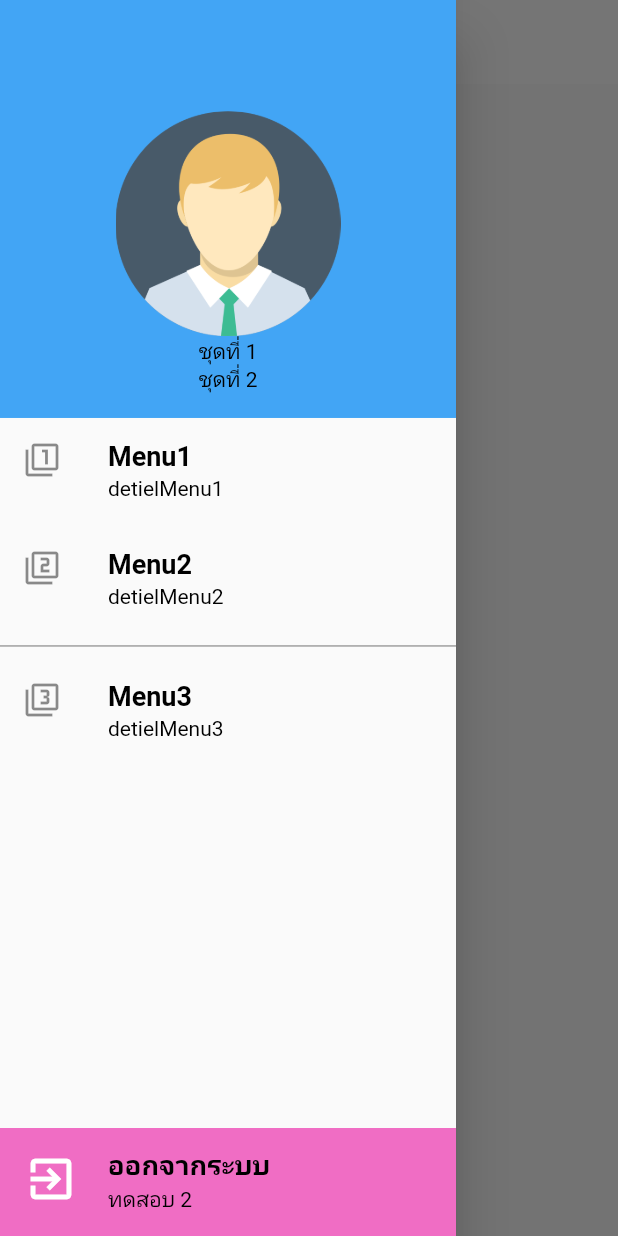
After one commit to Tiwachu/FNCD, a Flutter app: the MainMobileUser screen opened by its route, with the side drawer open, on a phone screen of 412 x 824 dp. The commit adds this screen. Run offline on Flutter 3.47's test engine with Material 2 defaults, Android fonts, the phone set to English and light mode, and no system bars; our stand-ins replace firebase_auth, firebase_core, geolocator, google_maps_flutter, image_picker, shared_preferences; accounts and stored records are empty.

Commit message:
edit_drawer

```diff
--- /dev/null
+++ b/lib/bodys/show_body_1.dart
@@ -0,0 +1,15 @@
+import 'package:flutter/material.dart';
+
+class ShowBody_1 extends StatefulWidget {
+  const ShowBody_1({super.key});
+
+  @override
+  State<ShowBody_1> createState() => _ShowBody_1State();
+}
+
+class _ShowBody_1State extends State<ShowBody_1> {
+  @override
+  Widget build(BuildContext context) {
+    return const Scaffold(body: Text('ShowBody_1'),);
+  }
+}
--- /dev/null
+++ b/lib/bodys/show_body_2.dart
@@ -0,0 +1,15 @@
+import 'package:flutter/material.dart';
+
+class ShowBody_2 extends StatefulWidget {
+  const ShowBody_2({super.key});
+
+  @override
+  State<ShowBody_2> createState() => _ShowBody_2State();
+}
+
+class _ShowBody_2State extends State<ShowBody_2> {
+  @override
+  Widget build(BuildContext context) {
+    return const Scaffold(body: Text('ShowBody_2'),);
+  }
+}
--- /dev/null
+++ b/lib/bodys/show_body_3.dart
@@ -0,0 +1,15 @@
+import 'package:flutter/material.dart';
+
+class ShowBody_3 extends StatefulWidget {
+  const ShowBody_3({super.key});
+
+  @override
+  State<ShowBody_3> createState() => _ShowBody_3State();
+}
+
+class _ShowBody_3State extends State<ShowBody_3> {
+  @override
+  Widget build(BuildContext context) {
+    return const Scaffold(body: Text('ShowBody_3'),);
+  }
+}
--- /dev/null
+++ b/lib/router.dart
@@ -0,0 +1,11 @@
+import 'package:flutter/material.dart';
+import 'package:notim/states/authen.dart';
+import 'package:notim/states/create_new_account.dart';
+import 'package:notim/states/main_mobile_user.dart';
+
+final Map<String, WidgetBuilder> map = {
+  '/authen':(BuildContext context) => Authen(),
+  '/createnewaccount' : (BuildContext context) => CreateNewAccount(),
+  '/MainMobileUser' :(BuildContext context) => MainMobileUser(),
+
+};
--- /dev/null
+++ b/lib/states/main_mobile_user.dart
@@ -0,0 +1,189 @@
+import 'dart:io';
+import 'package:flutter/material.dart';
+import 'package:notim/bodys/show_body_1.dart';
+import 'package:notim/bodys/show_body_2.dart';
+import 'package:notim/bodys/show_body_3.dart';
+import 'package:notim/utility/my_constant.dart';
+import 'package:notim/widgets/My_Singout.dart';
+import 'package:notim/widgets/show_icon_buttom.dart';
+import 'package:notim/widgets/show_image.dart';
+import 'package:notim/widgets/show_text.dart';
+
+class MainMobileUser extends StatefulWidget {
+  const MainMobileUser({super.key});
+
+  @override
+  State<MainMobileUser> createState() => _MainMobileUserState();
+}
+
+class _MainMobileUserState extends State<MainMobileUser> {
+  File? file;
+  List<Widget> widgets = [ShowBody_1(), ShowBody_2(), ShowBody_3()];
+  int indexWeget = 0;
+
+  @override
+  Widget build(BuildContext context) {
+    return Scaffold(
+      backgroundColor: Colors.white,
+      appBar: AppBar(
+        actions: [],
+        centerTitle: true,
+        title: Showtext(
+          text: 'MainUser',
+          textStyle: MyConstant().h2Style(),
+        ),
+      ),
+      drawer: Drawer(
+        child: Stack(
+          children: [
+            MySingOut(),
+            Column(
+              crossAxisAlignment: CrossAxisAlignment.start,
+              children: [
+                //ShowDrawerHeader1(),
+                BuildDrawerHeader(context),
+                menuShow1('Menu1', 'detielMenu1'),
+                menuShow2('Menu2', 'detielMenu2'),
+                const Divider(
+                  color: Colors.black54,
+                ),
+                menuShow3('Menu3', 'detielMenu3'),
+              ],
+            )
+          ],
+        ),
+      ),
+      body: widgets[indexWeget],
+    );
+  }
+
+  Widget BuildDrawerHeader(BuildContext context) => Container(
+        color: Colors.blue.shade400,
+        padding: EdgeInsets.only(
+            top: MediaQuery.of(context).size.height * 0.09,
+            bottom: MediaQuery.of(context).size.height * 0.02),
+        child: Column(
+          children: [
+            file == null
+                ? ClipOval(
+                    child: Image.asset('images/avata.png',width: MediaQuery.of(context).size.width * 1,height: 150,),
+                  )
+                : CircleAvatar(
+                    radius: 52.0,
+                    backgroundImage: FileImage(file!),
+                  ),
+            Showtext(
+              text: 'ชุดที่ 1',
+              textStyle: MyConstant().h3Style(),
+            ),
+            Showtext(
+              text: 'ชุดที่ 2',
+              textStyle: MyConstant().h3Style(),
+            ),
+          ],
+        ),
+      );
+
+  UserAccountsDrawerHeader ShowDrawerHeader1() {
+    return UserAccountsDrawerHeader(
+      accountName: Text('data'),
+      accountEmail: Text('data'),
+      currentAccountPicture: CircleAvatar(
+        child: ClipOval(
+          child: Image.asset(
+            'images/avata.png',
+            width: 90,
+            height: 90,
+            fit: BoxFit.cover,
+          ),
+        ),
+      ),
+
+      // decoration: const BoxDecoration(
+      //   image: DecorationImage(
+      //     image: NetworkImage(
+      //       'https://picpost.postjung.com/175972.html#pic4',
+      //     ),fit: BoxFit.cover
+      //   ),
+      // ),
+    );
+  }
+
+  ListTile menuShow1(String stringTitle, String stringSubtitle) {
+    return ListTile(
+      onTap: () {
+        print('object==>1');
+        setState(() {
+          indexWeget = 0;
+          Navigator.pop(context);
+        });
+      },
+      leading: Icon(Icons.filter_1),
+      title: Showtext(
+        text: stringTitle,
+        textStyle: MyConstant().h2Style(),
+      ),
+      subtitle: Showtext(
+        text: stringSubtitle,
+        textStyle: MyConstant().h3Style(),
+      ),
+    );
+  }
+
+  ListTile menuShow2(String stringTitle, String stringSubtitle) {
+    return ListTile(
+      onTap: () {
+        print('object==>2');
+        setState(() {
+          indexWeget = 1;
+          Navigator.pop(context);
+          //Navigator.of(context).push(MaterialPageRoute(builder: (context) => ShowBody_2()));
+        });
+      },
+      leading: Icon(Icons.filter_2),
+      title: Showtext(
+        text: stringTitle,
+        textStyle: MyConstant().h2Style(),
+      ),
+      subtitle: Showtext(
+        text: stringSubtitle,
+        textStyle: MyConstant().h3Style(),
+      ),
+    );
+  }
+
+  ListTile menuShow3(String stringTitle, String stringSubtitle) {
+    return ListTile(
+      onTap: () {
+        print('object==>3');
+        setState(() {
+          indexWeget = 2;
+          Navigator.pop(context);
+        });
+      },
+      leading: Icon(Icons.filter_3),
+      title: Showtext(
+        text: stringTitle,
+        textStyle: MyConstant().h2Style(),
+      ),
+      subtitle: Showtext(
+        text: stringSubtitle,
+        textStyle: MyConstant().h3Style(),
+      ),
+    );
+  }
+
+  Padding ShowPict() {
+    return Padding(
+      padding: const EdgeInsets.all(80.0),
+      child: file == null
+          ? ShowImage(
+              path: 'images/avata.png',
+            )
+          : CircleAvatar(
+              radius: 60.0,
+              backgroundImage: FileImage(file!),
+            ),
+    );
+  }
+}
--- a/lib/utility/my_constant.dart
+++ b/lib/utility/my_constant.dart
@@ -1,10 +1,19 @@
 import 'package:flutter/material.dart';
 
 class MyConstant {
+// Genernal
+ static String appName = 'TiwaTestApp';
+
+
 //field
   static Color dart = Colors.black;
   static Color active = const Color.fromARGB(255, 177, 3, 61);
   static Color bgcolor = Color.fromARGB(255, 154, 239, 158);
+
+// Route
+  static String routeAuthen = '/Authen';
+  static String routeCreateNewAccount = '/CreateNewAccount';
+  static String routeMainMobileUser = 'MainMobileUser';
 
 //method
 
@@ -65,4 +74,7 @@ class MyConstant {
       fontWeight: FontWeight.normal,
     );
   }
+
+  @override
+  String toString() => 'MyConstant(appName: $appName)';
 }
--- a/lib/utility/my_dialog.dart
+++ b/lib/utility/my_dialog.dart
@@ -1,5 +1,6 @@
 import 'package:flutter/material.dart';
 import 'package:notim/utility/my_constant.dart';
+import 'package:notim/widgets/show_buttom.dart';
 import 'package:notim/widgets/show_image.dart';
 import 'package:notim/widgets/show_text.dart';
 import 'package:notim/widgets/show_text_buttom.dart';
@@ -15,6 +16,8 @@ class Mydialog {
     required String subTitle,
     Function()? pressFunc,
     String? lable,
+    Function()? pressFunc2,
+    String? label2,
   }) {
     showDialog(
       context: context,
@@ -31,6 +34,9 @@ class Mydialog {
           subtitle: Showtext(text: subTitle),
         ),
         actions: [
+          label2 == null
+              ? const SizedBox()
+              : ShowTextButtom(label: label2, pressFunction: pressFunc2!),
           ShowTextButtom(
             label: lable ?? 'OK',
             pressFunction: pressFunc ??
--- /dev/null
+++ b/lib/widgets/My_Singout.dart
@@ -0,0 +1,40 @@
+
+
+import 'package:flutter/material.dart';
+import 'package:notim/states/authen.dart';
+import 'package:notim/utility/my_constant.dart';
+import 'package:notim/widgets/show_text.dart';
+import 'package:notim/router.dart';
+
+class MySingOut extends StatelessWidget {
+  const MySingOut({super.key});
+
+  @override
+  Widget build(BuildContext context) {
+    return Column(
+      mainAxisAlignment: MainAxisAlignment.end,
+      children: [
+        ListTile(
+          onTap: () {
+            Navigator.push(
+                context,
+                MaterialPageRoute(
+                  builder: (context) => const Authen(),
+                ));
+          },
+          leading: Icon(
+            Icons.exit_to_app,
+            color: Colors.white,
+            size: 36,
+          ),
+          title: Showtext(
+            text: 'ออกจากระบบ',
+            textStyle: MyConstant().h2Style(),
+          ),
+          subtitle: Showtext(text: 'ทดสอบ 2',textStyle: MyConstant().h3Style(),),
+          tileColor: Color.fromARGB(255, 240, 109, 196),
+        ),
+      ],
+    );
+  }
+}
--- a/pubspec.yaml
+++ b/pubspec.yaml
@@ -38,6 +38,10 @@ dependencies:
   cupertino_icons: ^1.0.2
   geolocator: ^9.0.1
   google_maps_flutter: ^2.1.12
+  image_picker: ^0.8.5+3
+  firebase_core: ^1.21.1
+  firebase_auth: ^3.7.0
+  shared_preferences: ^2.0.15
 
 dev_dependencies:
   flutter_test:
```
Also changed, not shown: lib/bodys/show_mainbody.dart (added, +15 -0 lines), lib/main.dart (+22 -2 lines), lib/states/authen.dart (+10 -1 lines), lib/states/create_new_account.dart (+98 -21 lines), lib/states/main_mobile.dart (deleted, +0 -10 lines), lib/states/main_mobile_officer.dart (added, +22 -0 lines), lib/utility/my_service.dart (added, +14 -0 lines), lib/widgets/show_form.dart (+5 -2 lines), pubspec.lock, 4 other files.
